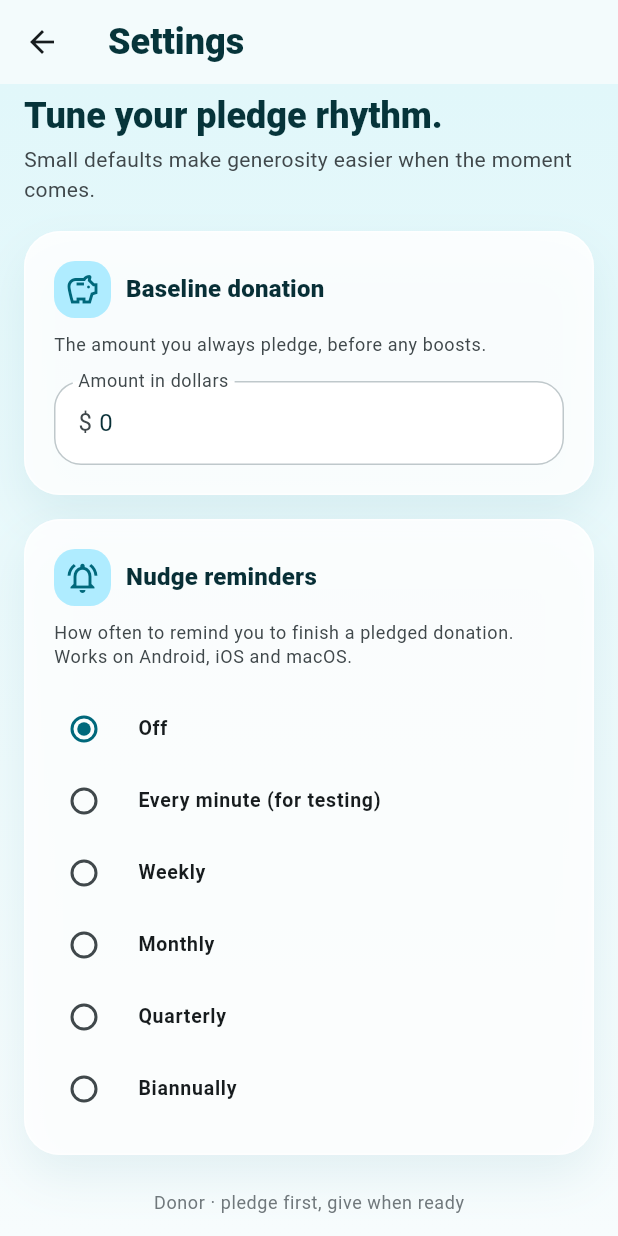
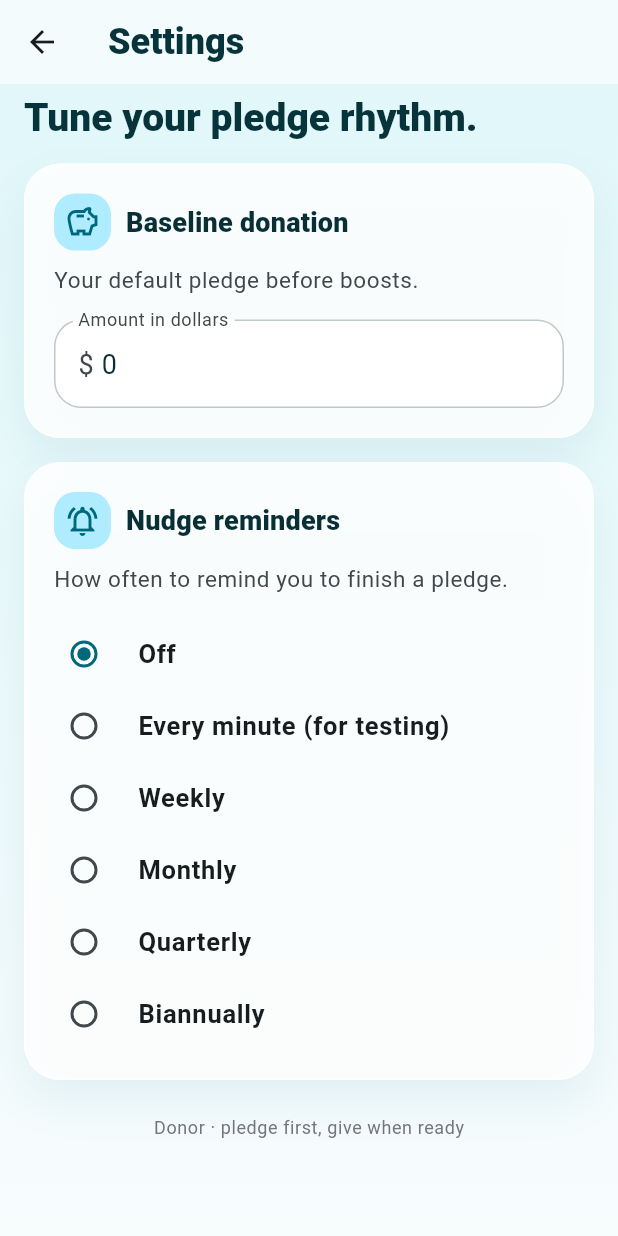
Before and after one commit to Ezcoo/ea-donor-app, a Flutter app: the screen it shows after launch, after a tap on the "settings" icon, on a phone screen of 412 x 824 dp. Run offline on Flutter 3.47's test engine with Material 3 defaults, Android fonts, the phone set to English and light mode, and no system bars; our stand-ins replace audioplayers, flutter_local_notifications, shared_preferences.

Commit message:
Increase font size for better readability on mobile screens

```diff
--- a/lib/src/ui/home/charity_picker_sheet.dart
+++ b/lib/src/ui/home/charity_picker_sheet.dart
@@ -59,15 +59,9 @@ class _CharityPickerSheetState extends State<CharityPickerSheet> {
                   Text(
                     'Choose a charity',
                     style: theme.textTheme.headlineSmall?.copyWith(
+                      fontSize: 26,
                       fontWeight: FontWeight.w900,
                       color: const Color(0xFF06343A),
-                    ),
-                  ),
-                  const SizedBox(height: 4),
-                  Text(
-                    'Search every.org and open a giving page when ready.',
-                    style: theme.textTheme.bodyMedium?.copyWith(
-                      color: theme.colorScheme.onSurfaceVariant,
                     ),
                   ),
                 ],
@@ -193,6 +187,7 @@ class _MessageState extends StatelessWidget {
             Text(
               title,
               style: theme.textTheme.titleMedium?.copyWith(
+                fontSize: 18,
                 fontWeight: FontWeight.w800,
               ),
               textAlign: TextAlign.center,
@@ -201,6 +196,7 @@ class _MessageState extends StatelessWidget {
             Text(
               message,
               style: theme.textTheme.bodyMedium?.copyWith(
+                fontSize: 16,
                 color: theme.colorScheme.onSurfaceVariant,
               ),
               textAlign: TextAlign.center,
@@ -234,7 +230,7 @@ class _CharityTile extends StatelessWidget {
         ),
         title: Text(
           charity.name,
-          style: const TextStyle(fontWeight: FontWeight.w800),
+          style: const TextStyle(fontWeight: FontWeight.w800, fontSize: 17),
         ),
         subtitle: charity.description == null
             ? null
@@ -242,6 +238,7 @@ class _CharityTile extends StatelessWidget {
                 charity.description!,
                 maxLines: 2,
                 overflow: TextOverflow.ellipsis,
+                style: const TextStyle(fontSize: 15),
               ),
         trailing: Container(
           width: 34,
--- a/lib/src/ui/home/home_screen.dart
+++ b/lib/src/ui/home/home_screen.dart
@@ -62,18 +62,14 @@ class HomeScreen extends StatelessWidget {
                 crossAxisAlignment: CrossAxisAlignment.stretch,
                 children: [
                   Padding(
-                    padding: const EdgeInsets.fromLTRB(4, 10, 4, 14),
+                    padding: const EdgeInsets.fromLTRB(4, 8, 4, 12),
                     child: Column(
                       crossAxisAlignment: CrossAxisAlignment.start,
                       children: [
-                        _Pill(
-                          icon: Icons.favorite,
-                          label: 'Mindful giving, ready when you are',
-                        ),
-                        const SizedBox(height: 12),
                         _AmbientSweepText(
                           'Build a pledge that feels generous.',
                           style: theme.textTheme.headlineSmall?.copyWith(
+                            fontSize: 26,
                             fontWeight: FontWeight.w900,
                             color: const Color(0xFF06343A),
                             height: 1.17,
@@ -135,14 +131,14 @@ class _SweepingDonateButton extends StatelessWidget {
       ),
       child: SizedBox(
         width: double.infinity,
-        height: 64,
+        height: 72,
         child: Stack(
           children: [
             Positioned.fill(
               child: FilledButton.icon(
                 onPressed: onPressed,
-                icon: const Icon(Icons.volunteer_activism),
-                label: const Text('Donate now', style: TextStyle(fontSize: 18)),
+                icon: const Icon(Icons.volunteer_activism, size: 24),
+                label: const Text('Donate now', style: TextStyle(fontSize: 21)),
               ),
             ),
             Positioned.fill(
@@ -303,44 +299,6 @@ class _AmbientSweepText extends StatelessWidget {
   }
 }
 
-class _Pill extends StatelessWidget {
-  const _Pill({required this.icon, required this.label});
-
-  final IconData icon;
-  final String label;
-
-  @override
-  Widget build(BuildContext context) {
-    final colorScheme = Theme.of(context).colorScheme;
-
-    return DecoratedBox(
-      decoration: BoxDecoration(
-        color: Colors.white.withValues(alpha: 0.72),
-        borderRadius: BorderRadius.circular(999),
-        border: Border.all(color: Colors.white.withValues(alpha: 0.8)),
-      ),
-      child: Padding(
-        padding: const EdgeInsets.symmetric(horizontal: 12, vertical: 8),
-        child: Row(
-          mainAxisSize: MainAxisSize.min,
-          children: [
-            Icon(icon, size: 15, color: colorScheme.primary),
-            const SizedBox(width: 8),
-            Text(
-              label,
-              style: TextStyle(
-                color: colorScheme.onSurfaceVariant,
-                fontWeight: FontWeight.w700,
-                fontSize: 12,
-              ),
-            ),
-          ],
-        ),
-      ),
-    );
-  }
-}
-
 /// Baseline + boosts = total. Watches both controllers and derives the
 /// total here, at the leaf, so the controllers stay independent.
 class _SummaryCard extends StatelessWidget {
@@ -402,7 +360,7 @@ class _SummaryCard extends StatelessWidget {
       ),
       child: Card(
         child: Padding(
-          padding: const EdgeInsets.fromLTRB(20, 18, 20, 10),
+          padding: const EdgeInsets.fromLTRB(18, 16, 18, 8),
           child: Column(
             children: [
               Row(
@@ -427,13 +385,8 @@ class _SummaryCard extends StatelessWidget {
                         Text(
                           'Pledge stack',
                           style: theme.textTheme.titleMedium?.copyWith(
+                            fontSize: 18,
                             fontWeight: FontWeight.w800,
-                          ),
-                        ),
-                        Text(
-                          'Baseline plus the boosts you add today',
-                          style: theme.textTheme.bodySmall?.copyWith(
-                            color: theme.colorScheme.onSurfaceVariant,
                           ),
                         ),
                       ],
@@ -441,7 +394,7 @@ class _SummaryCard extends StatelessWidget {
                   ),
                 ],
               ),
-              const SizedBox(height: 14),
+              const SizedBox(height: 12),
               _SummaryRow(label: 'Baseline', amount: baseline),
               _SummaryRow(label: 'Boosts', amount: donation.boostedDollars),
               Divider(
@@ -454,6 +407,7 @@ class _SummaryCard extends StatelessWidget {
                   Text(
                     'Your pledge',
                     style: theme.textTheme.titleMedium?.copyWith(
+                      fontSize: 18,
                       fontWeight: FontWeight.w800,
                     ),
                   ),
@@ -564,6 +518,7 @@ class _PledgeTotalState extends State<_PledgeTotal>
           final totalText = formatDollars(animatedTotal.round());
           final totalStyle = theme.textTheme.headlineMedium!.copyWith(
             color: Colors.white,
+            fontSize: 32,
             fontWeight: FontWeight.w900,
           );
           final edgeColor = color;
@@ -627,11 +582,12 @@ class _SummaryRow extends StatelessWidget {
             style: TextStyle(
               color: theme.colorScheme.onSurfaceVariant,
               fontWeight: FontWeight.w600,
+              fontSize: 16,
             ),
           ),
           Text(
             formatDollars(amount),
-            style: const TextStyle(fontWeight: FontWeight.w800),
+            style: const TextStyle(fontWeight: FontWeight.w800, fontSize: 17),
           ),
         ],
       ),
@@ -908,7 +864,7 @@ class _BoostButtonState extends State<_BoostButton>
                                           child: Text(
                                             '+${formatDollars(donation.nextBoost)}',
                                             style: TextStyle(
-                                              fontSize: 43,
+                                              fontSize: 48,
                                               fontWeight: FontWeight.w900,
                                               color: Colors.white,
                                             ),
@@ -922,6 +878,7 @@ class _BoostButtonState extends State<_BoostButton>
                                       textAlign: TextAlign.center,
                                       style: theme.textTheme.labelLarge
                                           ?.copyWith(
+                                            fontSize: 16,
                                             color: Colors.white.withValues(
                                               alpha: 0.84,
                                             ),
@@ -989,6 +946,7 @@ class _BoostHintBubble extends StatelessWidget {
             child: Text(
               'Click on heart to increase',
               style: theme.textTheme.labelMedium?.copyWith(
+                fontSize: 14,
                 color: const Color(0xFF06343A),
                 fontWeight: FontWeight.w800,
               ),
--- a/lib/src/ui/settings/settings_screen.dart
+++ b/lib/src/ui/settings/settings_screen.dart
@@ -62,26 +62,21 @@ class _SettingsScreenState extends State<SettingsScreen> {
             Text(
               'Tune your pledge rhythm.',
               style: theme.textTheme.headlineSmall?.copyWith(
+                fontSize: 26,
                 color: const Color(0xFF06343A),
                 fontWeight: FontWeight.w900,
                 height: 1.1,
               ),
             ),
-            const SizedBox(height: 6),
-            Text(
-              'Small defaults make generosity easier when the moment comes.',
-              style: theme.textTheme.bodyMedium?.copyWith(
-                color: theme.colorScheme.onSurfaceVariant,
-              ),
-            ),
-            const SizedBox(height: 18),
+            const SizedBox(height: 16),
             _SettingsSection(
               icon: Icons.savings_outlined,
               title: 'Baseline donation',
-              subtitle: 'The amount you always pledge, before any boosts.',
+              subtitle: 'Your default pledge before boosts.',
               child: TextField(
                 controller: _baselineController,
                 keyboardType: TextInputType.number,
+                style: const TextStyle(fontSize: 18),
                 inputFormatters: [FilteringTextInputFormatter.digitsOnly],
                 decoration: const InputDecoration(
                   prefixText: r'$ ',
@@ -94,9 +89,7 @@ class _SettingsScreenState extends State<SettingsScreen> {
             _SettingsSection(
               icon: Icons.notifications_active_outlined,
               title: 'Nudge reminders',
-              subtitle:
-                  'How often to remind you to finish a pledged '
-                  'donation. Works on Android, iOS and macOS.',
+              subtitle: 'How often to remind you to finish a pledge.',
               child: RadioGroup<NudgeInterval>(
                 groupValue: settings.nudgeInterval,
                 onChanged: (value) {
@@ -179,6 +172,7 @@ class _SettingsSection extends StatelessWidget {
                     child: Text(
                       title,
                       style: theme.textTheme.titleMedium?.copyWith(
+                        fontSize: 18,
                         fontWeight: FontWeight.w800,
                       ),
                     ),
@@ -189,6 +183,7 @@ class _SettingsSection extends StatelessWidget {
               Text(
                 subtitle,
                 style: theme.textTheme.bodySmall!.copyWith(
+                  fontSize: 15,
                   color: theme.colorScheme.onSurfaceVariant,
                 ),
               ),
@@ -213,7 +208,7 @@ class _NudgeOption extends StatelessWidget {
       value: interval,
       title: Text(
         interval.label,
-        style: const TextStyle(fontWeight: FontWeight.w700),
+        style: const TextStyle(fontWeight: FontWeight.w700, fontSize: 17),
       ),
       contentPadding: EdgeInsets.zero,
       dense: true,
```
